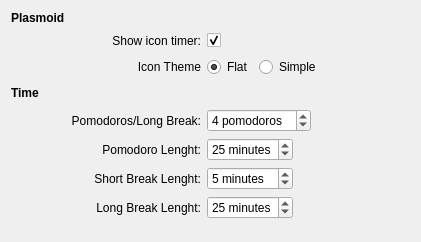
Old version of the form contents/ui/config.ui in the repository arthurtaborda/Tomatoid.
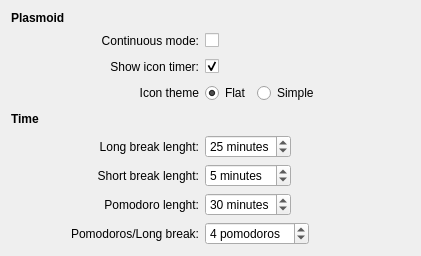
New version of the form.

Commit message: add continuous mode

```diff
--- a/contents/ui/config.ui
+++ b/contents/ui/config.ui
@@ -11,165 +11,59 @@
    </rect>
   </property>
   <layout class="QGridLayout" name="gridLayout">
-   <item row="13" column="2">
-    <spacer name="verticalSpacer_2">
-     <property name="orientation">
-      <enum>Qt::Vertical</enum>
-     </property>
-     <property name="sizeType">
-      <enum>QSizePolicy::Fixed</enum>
-     </property>
-     <property name="sizeHint" stdset="0">
-      <size>
-       <width>20</width>
-       <height>20</height>
-      </size>
-     </property>
-    </spacer>
-   </item>
    <item row="19" column="1">
-    <widget class="QLabel" name="label_2">
-     <property name="text">
-      <string>Short Break Lenght:</string>
-     </property>
-     <property name="alignment">
-      <set>Qt::AlignRight|Qt::AlignTrailing|Qt::AlignVCenter</set>
-     </property>
-    </widget>
-   </item>
-   <item row="19" column="2">
-    <layout class="QHBoxLayout" name="horizontalLayout_2">
-     <item>
-      <widget class="QSpinBox" name="kcfg_shortBreakLenght">
-       <property name="suffix">
-        <string> minutes</string>
-       </property>
-       <property name="minimum">
-        <number>1</number>
-       </property>
-       <property name="maximum">
-        <number>60</number>
-       </property>
-       <property name="value">
-        <number>5</number>
-       </property>
-      </widget>
-     </item>
-     <item>
-      <spacer name="horizontalSpacer">
-       <property name="orientation">
-        <enum>Qt::Horizontal</enum>
-       </property>
-       <property name="sizeHint" stdset="0">
-        <size>
-         <width>40</width>
-         <height>20</height>
-        </size>
-       </property>
-      </spacer>
-     </item>
-    </layout>
-   </item>
-   <item row="17" column="1">
-    <widget class="QLabel" name="label_4">
-     <property name="text">
-      <string>Pomodoros/Long Break:</string>
-     </property>
-     <property name="alignment">
-      <set>Qt::AlignRight|Qt::AlignTrailing|Qt::AlignVCenter</set>
-     </property>
-    </widget>
-   </item>
-   <item row="23" column="1">
     <widget class="QLabel" name="label_3">
      <property name="text">
-      <string>Long Break Lenght:</string>
+      <string>Long break lenght:</string>
      </property>
      <property name="alignment">
       <set>Qt::AlignRight|Qt::AlignTrailing|Qt::AlignVCenter</set>
      </property>
     </widget>
    </item>
-   <item row="18" column="2">
-    <layout class="QHBoxLayout" name="horizontalLayout_3">
-     <item>
-      <widget class="QSpinBox" name="kcfg_longBreakLenght">
-       <property name="suffix">
-        <string> minutes</string>
-       </property>
-       <property name="minimum">
-        <number>1</number>
-       </property>
-       <property name="maximum">
-        <number>60</number>
-       </property>
-       <property name="value">
-        <number>25</number>
-       </property>
-      </widget>
-     </item>
-     <item>
-      <spacer name="horizontalSpacer_4">
-       <property name="orientation">
-        <enum>Qt::Horizontal</enum>
-       </property>
-       <property name="sizeHint" stdset="0">
-        <size>
-         <width>40</width>
-         <height>20</height>
-        </size>
-       </property>
-      </spacer>
-     </item>
-    </layout>
+   <item row="3" column="0">
+    <spacer name="horizontalSpacer_7">
+     <property name="orientation">
+      <enum>Qt::Horizontal</enum>
+     </property>
+     <property name="sizeType">
+      <enum>QSizePolicy::Fixed</enum>
+     </property>
+     <property name="sizeHint" stdset="0">
+      <size>
+       <width>20</width>
+       <height>20</height>
+      </size>
+     </property>
+    </spacer>
    </item>
-   <item row="23" column="2">
-    <layout class="QHBoxLayout" name="horizontalLayout" stretch="0,0">
-     <item>
-      <widget class="QSpinBox" name="kcfg_pomodoroLenght">
-       <property name="suffix">
-        <string> minutes</string>
-       </property>
-       <property name="minimum">
-        <number>1</number>
-       </property>
-       <property name="maximum">
-        <number>60</number>
-       </property>
-       <property name="value">
-        <number>25</number>
-       </property>
-      </widget>
-     </item>
-     <item>
-      <spacer name="horizontalSpacer_3">
-       <property name="orientation">
-        <enum>Qt::Horizontal</enum>
-       </property>
-       <property name="sizeHint" stdset="0">
-        <size>
-         <width>40</width>
-         <height>20</height>
-        </size>
-       </property>
-      </spacer>
-     </item>
-    </layout>
-   </item>
-   <item row="18" column="1">
+   <item row="24" column="1">
     <widget class="QLabel" name="label">
      <property name="layoutDirection">
       <enum>Qt::LeftToRight</enum>
      </property>
      <property name="text">
-      <string>Pomodoro Lenght:</string>
+      <string>Pomodoro lenght:</string>
      </property>
      <property name="alignment">
       <set>Qt::AlignRight|Qt::AlignTrailing|Qt::AlignVCenter</set>
      </property>
     </widget>
    </item>
-   <item row="1" column="2">
+   <item row="2" column="1">
+    <widget class="QLabel" name="label_7">
+     <property name="layoutDirection">
+      <enum>Qt::LeftToRight</enum>
+     </property>
+     <property name="text">
+      <string>Show icon timer:</string>
+     </property>
+     <property name="alignment">
+      <set>Qt::AlignRight|Qt::AlignTrailing|Qt::AlignVCenter</set>
+     </property>
+    </widget>
+   </item>
+   <item row="2" column="2">
     <layout class="QHBoxLayout" name="horizontalLayout_5">
      <item>
       <widget class="QCheckBox" name="kcfg_showIconTimer">
@@ -196,7 +90,122 @@
      </item>
     </layout>
    </item>
-   <item row="17" column="2">
+   <item row="26" column="2">
+    <spacer name="verticalSpacer">
+     <property name="orientation">
+      <enum>Qt::Vertical</enum>
+     </property>
+     <property name="sizeHint" stdset="0">
+      <size>
+       <width>20</width>
+       <height>3</height>
+      </size>
+     </property>
+    </spacer>
+   </item>
+   <item row="24" column="2">
+    <layout class="QHBoxLayout" name="horizontalLayout" stretch="0,0">
+     <item>
+      <widget class="QSpinBox" name="kcfg_pomodoroLenght">
+       <property name="suffix">
+        <string> minutes</string>
+       </property>
+       <property name="minimum">
+        <number>1</number>
+       </property>
+       <property name="maximum">
+        <number>60</number>
+       </property>
+       <property name="value">
+        <number>30</number>
+       </property>
+      </widget>
+     </item>
+     <item>
+      <spacer name="horizontalSpacer_3">
+       <property name="orientation">
+        <enum>Qt::Horizontal</enum>
+       </property>
+       <property name="sizeHint" stdset="0">
+        <size>
+         <width>40</width>
+         <height>20</height>
+        </size>
+       </property>
+      </spacer>
+     </item>
+    </layout>
+   </item>
+   <item row="19" column="2">
+    <layout class="QHBoxLayout" name="horizontalLayout_3">
+     <item>
+      <widget class="QSpinBox" name="kcfg_longBreakLenght">
+       <property name="suffix">
+        <string> minutes</string>
+       </property>
+       <property name="minimum">
+        <number>1</number>
+       </property>
+       <property name="maximum">
+        <number>60</number>
+       </property>
+       <property name="value">
+        <number>25</number>
+       </property>
+      </widget>
+     </item>
+     <item>
+      <spacer name="horizontalSpacer_4">
+       <property name="orientation">
+        <enum>Qt::Horizontal</enum>
+       </property>
+       <property name="sizeHint" stdset="0">
+        <size>
+         <width>40</width>
+         <height>20</height>
+        </size>
+       </property>
+      </spacer>
+     </item>
+    </layout>
+   </item>
+   <item row="25" column="1">
+    <widget class="QLabel" name="label_4">
+     <property name="text">
+      <string>Pomodoros/Long break:</string>
+     </property>
+     <property name="alignment">
+      <set>Qt::AlignRight|Qt::AlignTrailing|Qt::AlignVCenter</set>
+     </property>
+    </widget>
+   </item>
+   <item row="0" column="0">
+    <widget class="QLabel" name="label_6">
+     <property name="font">
+      <font>
+       <weight>75</weight>
+       <bold>true</bold>
+      </font>
+     </property>
+     <property name="text">
+      <string>Plasmoid</string>
+     </property>
+    </widget>
+   </item>
+   <item row="14" column="0">
+    <widget class="QLabel" name="label_5">
+     <property name="font">
+      <font>
+       <weight>75</weight>
+       <bold>true</bold>
+      </font>
+     </property>
+     <property name="text">
+      <string>Time</string>
+     </property>
+    </widget>
+   </item>
+   <item row="25" column="2">
     <layout class="QHBoxLayout" name="horizontalLayout_4">
      <item>
       <widget class="QSpinBox" name="kcfg_pomodorosPerLongBreak">
@@ -229,56 +238,56 @@
      </item>
     </layout>
    </item>
-   <item row="1" column="1">
-    <widget class="QLabel" name="label_7">
-     <property name="layoutDirection">
-      <enum>Qt::LeftToRight</enum>
-     </property>
-     <property name="text">
-      <string>Show icon timer:</string>
-     </property>
-     <property name="alignment">
-      <set>Qt::AlignRight|Qt::AlignTrailing|Qt::AlignVCenter</set>
-     </property>
-    </widget>
+   <item row="20" column="2">
+    <layout class="QHBoxLayout" name="horizontalLayout_2">
+     <item>
+      <widget class="QSpinBox" name="kcfg_shortBreakLenght">
+       <property name="suffix">
+        <string> minutes</string>
+       </property>
+       <property name="minimum">
+        <number>1</number>
+       </property>
+       <property name="maximum">
+        <number>60</number>
+       </property>
+       <property name="value">
+        <number>5</number>
+       </property>
+      </widget>
+     </item>
+     <item>
+      <spacer name="horizontalSpacer">
+       <property name="orientation">
+        <enum>Qt::Horizontal</enum>
+       </property>
+       <property name="sizeHint" stdset="0">
+        <size>
+         <width>40</width>
+         <height>20</height>
+        </size>
+       </property>
+      </spacer>
+     </item>
+    </layout>
    </item>
-   <item row="0" column="0">
-    <widget class="QLabel" name="label_6">
-     <property name="font">
-      <font>
-       <weight>75</weight>
-       <bold>true</bold>
-      </font>
+   <item row="14" column="2">
+    <spacer name="verticalSpacer_2">
+     <property name="orientation">
+      <enum>Qt::Vertical</enum>
      </property>
-     <property name="text">
-      <string>Plasmoid</string>
+     <property name="sizeType">
+      <enum>QSizePolicy::Fixed</enum>
      </property>
-    </widget>
-   </item>
-   <item row="13" column="0">
-    <widget class="QLabel" name="label_5">
-     <property name="font">
-      <font>
-       <weight>75</weight>
-       <bold>true</bold>
-      </font>
+     <property name="sizeHint" stdset="0">
+      <size>
+       <width>20</width>
+       <height>20</height>
+      </size>
      </property>
-     <property name="text">
-      <string>Time</string>
-     </property>
-    </widget>
+    </spacer>
    </item>
-   <item row="2" column="1">
-    <widget class="QLabel" name="label_8">
-     <property name="text">
-      <string>Icon Theme</string>
-     </property>
-     <property name="alignment">
-      <set>Qt::AlignRight|Qt::AlignTrailing|Qt::AlignVCenter</set>
-     </property>
-    </widget>
-   </item>
-   <item row="2" column="2">
+   <item row="3" column="2">
     <layout class="QHBoxLayout" name="horizontalLayout_6">
      <item>
       <widget class="QRadioButton" name="kcfg_flatIconTheme">
@@ -312,34 +321,68 @@
      </item>
     </layout>
    </item>
-   <item row="2" column="0">
-    <spacer name="horizontalSpacer_7">
-     <property name="orientation">
-      <enum>Qt::Horizontal</enum>
+   <item row="20" column="1">
+    <widget class="QLabel" name="label_2">
+     <property name="text">
+      <string>Short break lenght:</string>
      </property>
-     <property name="sizeType">
-      <enum>QSizePolicy::Fixed</enum>
+     <property name="alignment">
+      <set>Qt::AlignRight|Qt::AlignTrailing|Qt::AlignVCenter</set>
      </property>
-     <property name="sizeHint" stdset="0">
-      <size>
-       <width>20</width>
-       <height>20</height>
-      </size>
+    </widget>
+   </item>
+   <item row="3" column="1">
+    <widget class="QLabel" name="label_8">
+     <property name="text">
+      <string>Icon theme</string>
      </property>
-    </spacer>
+     <property name="alignment">
+      <set>Qt::AlignRight|Qt::AlignTrailing|Qt::AlignVCenter</set>
+     </property>
+    </widget>
    </item>
-   <item row="24" column="2">
-    <spacer name="verticalSpacer">
-     <property name="orientation">
-      <enum>Qt::Vertical</enum>
+   <item row="1" column="1">
+    <widget class="QLabel" name="label_9">
+     <property name="toolTip">
+      <string>Make next pomodoro start automatically after a break. Stop next long break.</string>
      </property>
-     <property name="sizeHint" stdset="0">
-      <size>
-       <width>20</width>
-       <height>3</height>
-      </size>
+     <property name="layoutDirection">
+      <enum>Qt::LeftToRight</enum>
      </property>
-    </spacer>
+     <property name="text">
+      <string>Continuous mode:</string>
+     </property>
+     <property name="alignment">
+      <set>Qt::AlignRight|Qt::AlignTrailing|Qt::AlignVCenter</set>
+     </property>
+    </widget>
+   </item>
+   <item row="1" column="2">
+    <layout class="QHBoxLayout" name="horizontalLayout_7">
+     <item>
+      <widget class="QCheckBox" name="kcfg_continuousMode">
+       <property name="enabled">
+        <bool>true</bool>
+       </property>
+       <property name="text">
+        <string/>
+       </property>
+      </widget>
+     </item>
+     <item>
+      <spacer name="horizontalSpacer_8">
+       <property name="orientation">
+        <enum>Qt::Horizontal</enum>
+       </property>
+       <property name="sizeHint" stdset="0">
+        <size>
+         <width>40</width>
+         <height>20</height>
+        </size>
+       </property>
+      </spacer>
+     </item>
+    </layout>
    </item>
   </layout>
  </widget>
```
The commit also changes 10 other files.
